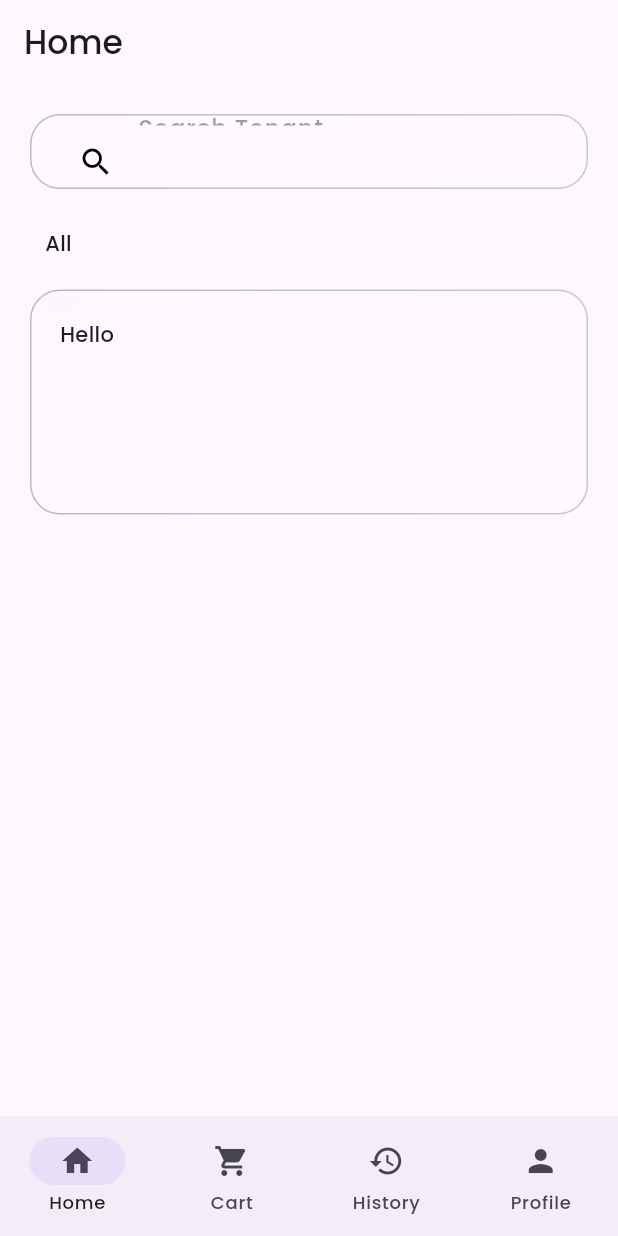
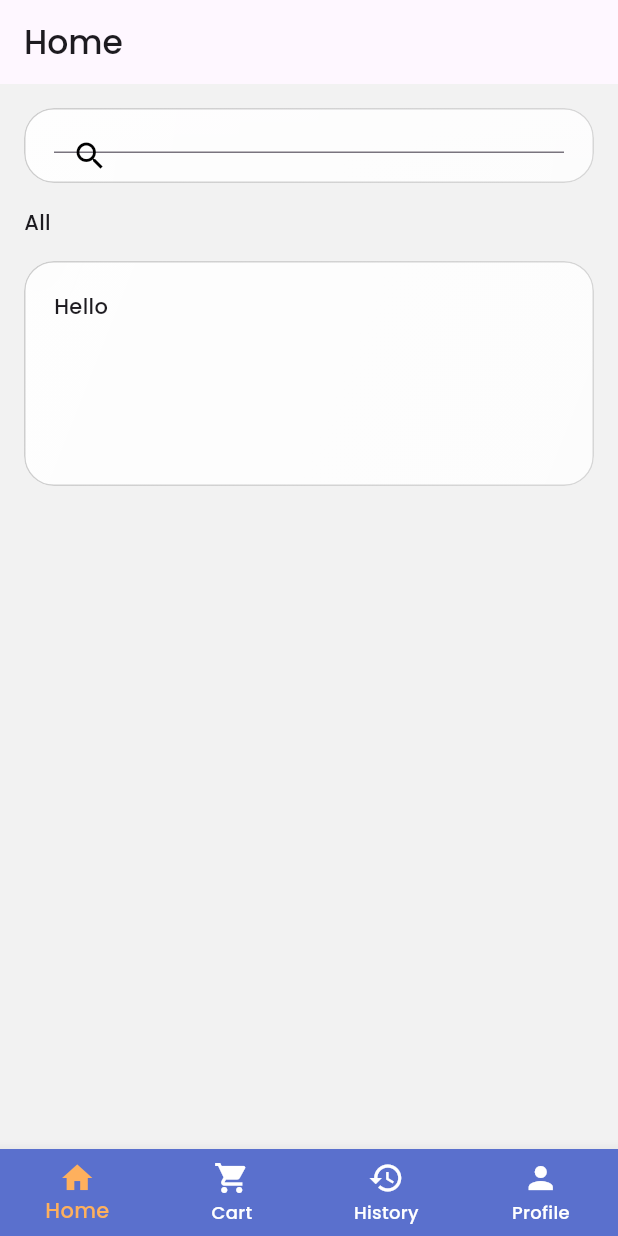
Before and after one commit to Vergeo/beebites-frontend, a Flutter app: the screen it shows after launch, on a phone screen of 412 x 824 dp. Run offline on Flutter 3.47's test engine with Material 3 defaults, Android fonts, the phone set to English and light mode, and no system bars; drawn by our look-alikes of glassmorphism; missing offline and left inert: animated_toggle.

Commit message:
update Navbar and add style

```diff
--- a/lib/data/bee_style.dart
+++ b/lib/data/bee_style.dart
@@ -9,11 +9,11 @@ class BeeStyle {
   static const Color black = Color.fromARGB(255, 13, 13, 13);
   static const Color lightBlack = Color.fromARGB(255, 26, 26, 26);
 
-  static const Color darkOrange = Color.fromARGB(255, 254, 188, 118);
+  static const Color darkOrange = Color.fromARGB(255, 254, 164, 67);
   static const Color orange = Color.fromARGB(255, 254, 176, 93);
-  static const Color lightOrange = Color.fromARGB(255, 254, 164, 67);
+  static const Color lightOrange = Color.fromARGB(255, 254, 188, 118);
 
-  static const Color darkBlue = Color.fromARGB(255, 110, 138, 211);
+  static const Color darkBlue = Color.fromARGB(255, 71, 107, 199);
   static const Color blue = Color.fromARGB(255, 90, 112, 205);
-  static const Color lightBlue = Color.fromARGB(255, 71, 107, 199);
+  static const Color lightBlue = Color.fromARGB(255, 110, 138, 211);
 }
--- a/lib/pages/user/user_home_page.dart
+++ b/lib/pages/user/user_home_page.dart
@@ -1,6 +1,7 @@
 import 'package:flutter/material.dart';
-import 'package:frontend/widgets/glass_card.dart';
-import 'package:frontend/widgets/user/user_search_bar.dart';
+import 'package:frontend/data/bee_style.dart';
+import 'package:frontend/widgets/glass_card_widget.dart';
+import 'package:frontend/widgets/user/user_search_bar_widget.dart';
 
 class UserHomePage extends StatefulWidget {
   const UserHomePage({super.key});
@@ -13,35 +14,24 @@ class _UserHomePageState extends State<UserHomePage> {
   @override
   Widget build(BuildContext context) {
     return Scaffold(
-      // backgroundColor: Colors.amber,
+      backgroundColor: BeeStyle.white,
       body: SingleChildScrollView(
         child: Container(
-          padding: const EdgeInsets.all(20),
+          padding: const EdgeInsets.all(16.0),
           child: Column(
+            spacing: 16.0,
             crossAxisAlignment: CrossAxisAlignment.start,
             children: [
-              UserSearchBar(),
-              Padding(padding: EdgeInsetsGeometry.directional(top: 26)),
+              UserSearchBarWidget(),
 
-              Padding(
-                padding: EdgeInsetsGeometry.directional(start: 10),
-                child: Text("All", textAlign: TextAlign.left,),
+              Text("All", textAlign: TextAlign.left),
+
+              GlassCardWidget(
+                height: 150,
+                dark: true,
+                child: Row(children: [Text("Hello")]),
               ),
-
-              Padding(
-                padding: EdgeInsetsGeometry.directional(top: 21),
-                child: GlassCard(
-                  height: 150,
-                  child: Row(
-                    children: [
-                       Text("Hello")
-                    ],
-                  )
-                ) ,
-              )
-
-            ]
-            ,
+            ],
           ),
         ),
       ),
--- a/lib/widgets/glass_card.dart
+++ /dev/null
@@ -1,54 +0,0 @@
-import 'package:flutter/material.dart';
-import 'package:glassmorphism/glassmorphism.dart';
-
-class GlassCard extends StatelessWidget {
-  final Widget child;
-  final double width;
-  final double height;
-  final double borderRadius;
-  final double border;
-  final double blur;
-  final EdgeInsetsGeometry padding;
-
-  const GlassCard({
-    super.key,
-    required this.child,
-    this.width = double.infinity,
-    this.height = 1,
-    this.borderRadius = 20,
-    this.border = 1,
-    this.blur = 15,
-    this.padding = const EdgeInsets.all(20),
-  });
-
-  @override
-  Widget build(BuildContext context) {
-  return GlassmorphicContainer(
-    width: width,
-    height: height,
-    borderRadius: borderRadius,
-    blur: blur,
-    alignment: null,
-    border: border,
-    linearGradient: LinearGradient(
-      colors: [
-        Colors.white.withValues(alpha: 0.1),
-        Colors.white.withValues(alpha: 0.1)
-      ],
-    ),
-    borderGradient: LinearGradient(
-      colors: [
-        Colors.black.withValues(alpha: 0.25),
-        Colors.black.withValues(alpha: 0.2)
-      ],
-    ),
-    child: Material(
-      color: Colors.transparent,
-      child: Padding(
-        padding: padding,
-        child: child
-      ),
-    ),
-  );
-}
-}
--- /dev/null
+++ b/lib/widgets/glass_card_widget.dart
@@ -0,0 +1,82 @@
+import 'package:flutter/material.dart';
+import 'package:glassmorphism/glassmorphism.dart';
+
+class GlassCardWidget extends StatelessWidget {
+  final Widget child;
+  final double width;
+  final double height;
+  final double borderRadius;
+  final double border;
+  final double blur;
+  final EdgeInsetsGeometry padding;
+  final bool dark;
+
+  const GlassCardWidget({
+    super.key,
+    required this.child,
+    this.width = double.infinity,
+    this.height = 1,
+    this.borderRadius = 20,
+    this.border = 1,
+    this.blur = 15,
+    this.padding = const EdgeInsets.all(20),
+    this.dark = false,
+  });
+
+  @override
+  Widget build(BuildContext context) {
+    return Container(
+      clipBehavior: Clip.antiAlias,
+      decoration: BoxDecoration(
+        borderRadius: BorderRadius.circular(borderRadius),
+        boxShadow: [
+          // BoxShadow(
+          //   color: Colors.black.withValues(alpha: 0.05),
+          //   spreadRadius: 2, // How far the shadow spreads
+          //   blurRadius: 3, // Softness of the shadow
+          //   offset: Offset(0, 2), // Position (x, y)
+          // ),
+        ],
+      ),
+      child: GlassmorphicContainer(
+        width: width,
+        height: height,
+        borderRadius: borderRadius,
+        blur: blur,
+        alignment: null,
+        border: border,
+        linearGradient: LinearGradient(
+          begin: Alignment.topLeft,
+          end: Alignment.bottomRight,
+          colors: dark
+              ? [
+                  Colors.white.withValues(alpha: 0.9),
+                  Colors.white.withValues(alpha: 0.8),
+                ]
+              : [
+                  Colors.white.withValues(alpha: 0.15),
+                  Colors.white.withValues(alpha: 0.17),
+                ],
+        ),
+        borderGradient: LinearGradient(
+          begin: Alignment.topLeft,
+          end: Alignment.bottomRight,
+          colors: dark
+              ? [
+                  Colors.grey.withValues(alpha: 0.5),
+                  Colors.grey.withValues(alpha: 0.4),
+                ]
+              : [
+                  Colors.white.withValues(alpha: 0.5),
+                  Colors.white.withValues(alpha: 0.2),
+                ],
+        ),
+
+        child: Material(
+          color: Colors.transparent,
+          child: Padding(padding: padding, child: child),
+        ),
+      ),
+    );
+  }
+}
--- a/lib/widgets/user/user_navbar_widget.dart
+++ b/lib/widgets/user/user_navbar_widget.dart
@@ -1,4 +1,5 @@
 import 'package:flutter/material.dart';
+import 'package:frontend/data/bee_style.dart';
 import 'package:frontend/data/notifiers.dart';
 
 class UserNavbarWidget extends StatefulWidget {
@@ -14,20 +15,28 @@ class _UserNavbarWidgetState extends State<UserNavbarWidget> {
     return ValueListenableBuilder(
       valueListenable: selectedPageNotifier,
       builder: (context, selectedPage, child) {
-        return NavigationBar(
-          destinations: [
-            NavigationDestination(icon: Icon(Icons.home), label: "Home"),
-            NavigationDestination(
+        return BottomNavigationBar(
+          items: [
+            BottomNavigationBarItem(icon: Icon(Icons.home), label: "Home"),
+            BottomNavigationBarItem(
               icon: Icon(Icons.shopping_cart),
               label: "Cart",
             ),
-            NavigationDestination(icon: Icon(Icons.history), label: "History"),
-            NavigationDestination(icon: Icon(Icons.person), label: "Profile"),
+            BottomNavigationBarItem(
+              icon: Icon(Icons.history),
+              label: "History",
+            ),
+            BottomNavigationBarItem(icon: Icon(Icons.person), label: "Profile"),
           ],
-          selectedIndex: selectedPage,
-          onDestinationSelected: (index) => setState(() {
+          currentIndex: selectedPage,
+
+          onTap: (index) => setState(() {
             selectedPageNotifier.value = index;
           }),
+          unselectedItemColor: BeeStyle.lightWhite,
+          selectedItemColor: BeeStyle.orange,
+          type: BottomNavigationBarType.fixed,
+          backgroundColor: BeeStyle.blue,
         );
       },
     );
--- a/lib/widgets/user/user_search_bar.dart
+++ /dev/null
@@ -1,32 +0,0 @@
-import 'package:flutter/material.dart';
-import 'package:frontend/widgets/glass_card.dart';
-// import 'package:glassmorphism/glassmorphism.dart'; //
-
-class UserSearchBar extends StatefulWidget {
-  const UserSearchBar({super.key});
-
-  @override
-  State<UserSearchBar> createState() => _UserSearchBarState();
-}
-
-class _UserSearchBarState extends State<UserSearchBar> {
-  @override
-  Widget build(BuildContext context) {
-    return GlassCard(
-      height: 50,
-      border: 1,
-      blur: 50,
-      child: TextField(
-          textAlignVertical: TextAlignVertical.center,
-          style: TextStyle(color: Colors.black),
-          decoration: InputDecoration(
-            hintText: "Search Tenant",
-            hintStyle: TextStyle(color: Colors.black38),
-            prefixIcon: Icon(Icons.search, color: Colors.black),
-            border: InputBorder.none,
-            contentPadding: EdgeInsets.symmetric(horizontal: 20, vertical: 15),
-          ),
-        ),
-    );
-  }
-}
--- /dev/null
+++ b/lib/widgets/user/user_search_bar_widget.dart
@@ -0,0 +1,31 @@
+import 'package:flutter/material.dart';
+import 'package:frontend/widgets/glass_card_widget.dart';
+// import 'package:glassmorphism/glassmorphism.dart'; //
+
+class UserSearchBarWidget extends StatefulWidget {
+  const UserSearchBarWidget({super.key});
+
+  @override
+  State<UserSearchBarWidget> createState() => _UserSearchBarWidgetState();
+}
+
+class _UserSearchBarWidgetState extends State<UserSearchBarWidget> {
+  @override
+  Widget build(BuildContext context) {
+    return GlassCardWidget(
+      height: 50,
+      dark: true,
+      child: TextField(
+        textAlignVertical: TextAlignVertical.center,
+        style: TextStyle(color: Colors.black),
+        decoration: InputDecoration(
+          //   hintText: "Search Tenant",
+          //   hintStyle: TextStyle(color: Colors.black38),
+          prefixIcon: Icon(Icons.search, color: Colors.black),
+          // border: InputBorder.none,
+          //   contentPadding: EdgeInsets.symmetric(horizontal: 20, vertical: 15),
+        ),
+      ),
+    );
+  }
+}
--- a/pubspec.yaml
+++ b/pubspec.yaml
@@ -32,7 +32,6 @@ dependencies:
     sdk: flutter
   animated_toggle: ^0.1.3
   glassmorphism: ^2.0.1
-
 
   # The following adds the Cupertino Icons font to your application.
   # Use with the CupertinoIcons class for iOS style icons.
```
